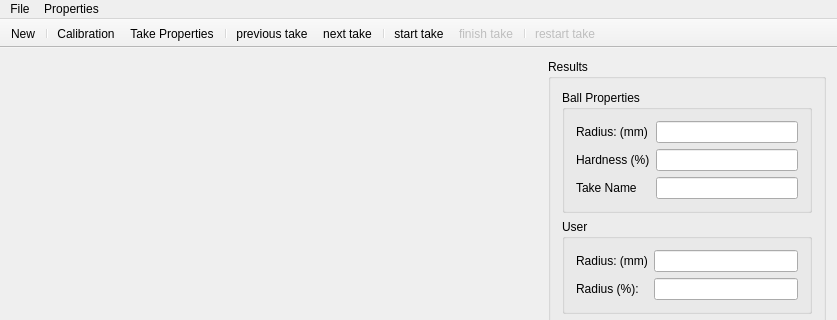
Qt form mainwindow.ui (liglacsap/SurveyTrackingTool) before a commit; both pictures show x 0 to 837 and y 0 to 320 of the 837 by 655 pixel window.
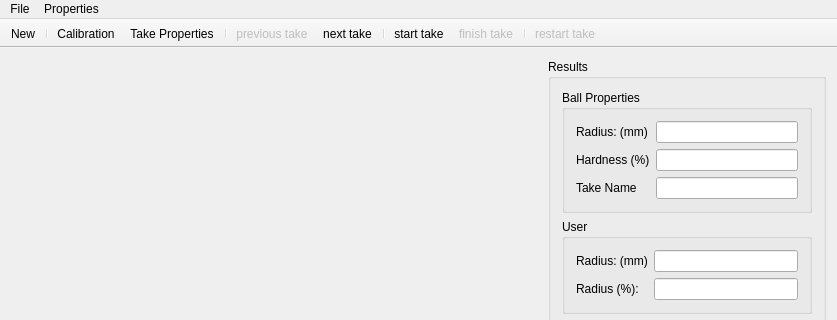
The same form after that commit. Icons and pictures are not drawn. Custom widgets are drawn as their Qt base class.

What changed in the file:
```diff
--- a/mainwindow.ui
+++ b/mainwindow.ui
@@ -289,6 +289,9 @@
    </property>
   </action>
   <action name="actionPrevious_take">
+   <property name="enabled">
+    <bool>false</bool>
+   </property>
    <property name="icon">
     <iconset resource="icons.qrc">
      <normaloff>:/icons/circleleft32.png</normaloff>
```
Left out of the diff: 3 changed lines with no effect on the pictures.
